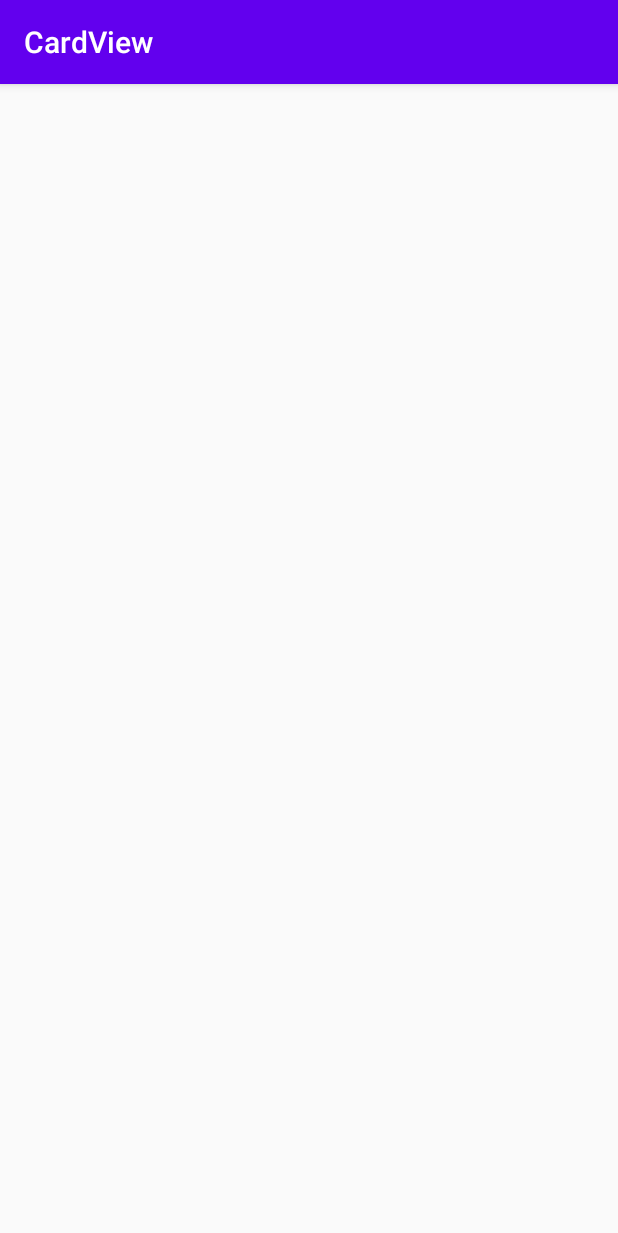
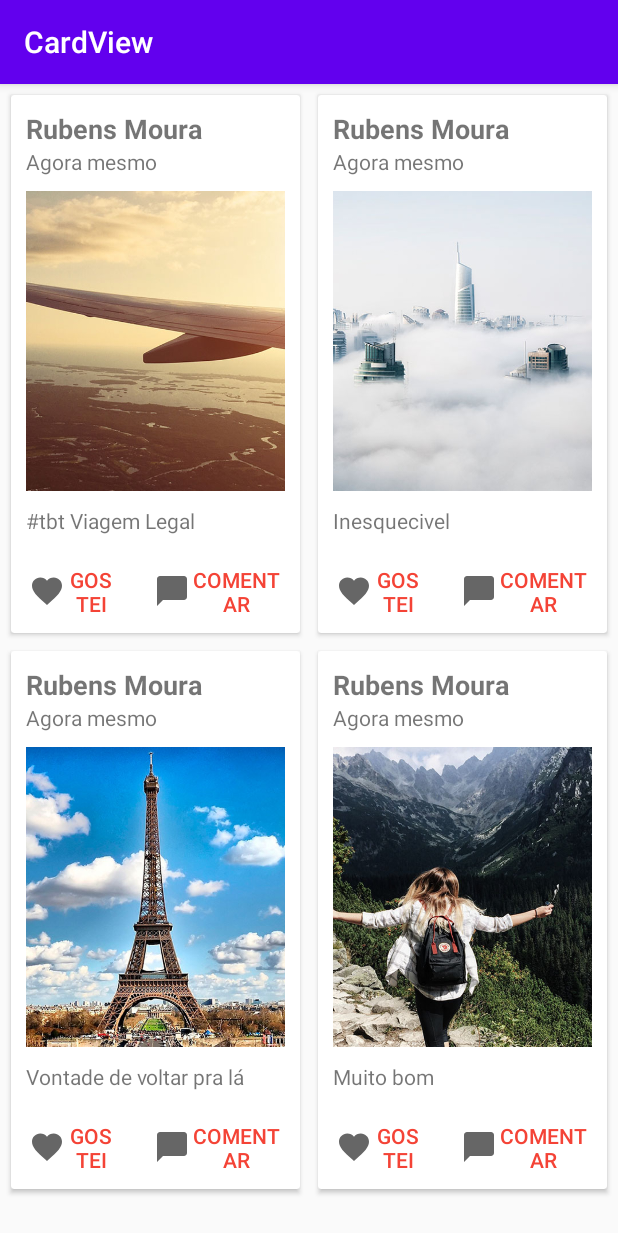
Before and after one commit to rubaoma/CardView, an Android app: the screen it shows after launch (MainActivity), on a phone screen of 412 x 824 dp. Shown: the top 1233 px of the screen. Run offline under Robolectric (Android 15) with nearby library versions, the phone set to English and light mode, and no system bars.

Commit message:
termino do projeto

```diff
--- a/app/src/main/java/com/example/cardview/activity/MainActivity.java
+++ b/app/src/main/java/com/example/cardview/activity/MainActivity.java
@@ -1,18 +1,28 @@
 package com.example.cardview.activity;
 
 import androidx.appcompat.app.AppCompatActivity;
+import androidx.recyclerview.widget.GridLayoutManager;
 import androidx.recyclerview.widget.LinearLayoutManager;
 import androidx.recyclerview.widget.RecyclerView;
 
+import android.annotation.SuppressLint;
 import android.os.Bundle;
+import android.widget.LinearLayout;
 
 import com.example.cardview.R;
 import com.example.cardview.adapter.PostagemAdapter;
+import com.example.cardview.model.Postagem;
+
+
+import java.util.ArrayList;
+import java.util.List;
 
 public class MainActivity extends AppCompatActivity {
 
     private RecyclerView recyclePostagem;
+    private List<Postagem> postagens = new ArrayList<>();
 
+    @SuppressLint("WrongConstant")
     @Override
     protected void onCreate(Bundle savedInstanceState) {
         super.onCreate(savedInstanceState);
@@ -21,11 +31,29 @@ public class MainActivity extends AppCompatActivity {
         recyclePostagem = findViewById(R.id.recyclerPostagem);
 
         //Define Layout
-        RecyclerView.LayoutManager layoutManager = new LinearLayoutManager(this);
+//        RecyclerView.LayoutManager layoutManager = new LinearLayoutManager(this);
+//        LinearLayoutManager layoutManager = new LinearLayoutManager(this);
+//        layoutManager.setOrientation(LinearLayout.HORIZONTAL);
+//        layoutManager.setOrientation(LinearLayout.VERTICAL);
+        RecyclerView.LayoutManager layoutManager= new GridLayoutManager(this,2);
         recyclePostagem.setLayoutManager(layoutManager);
 
         //define adapter
-        PostagemAdapter adapter = new PostagemAdapter();
+        this.prepararPostagens();
+
+        PostagemAdapter adapter = new PostagemAdapter( postagens );
         recyclePostagem.setAdapter(adapter);
     }
+
+    public void prepararPostagens(){
+
+        Postagem p = new Postagem("Rubens Moura", "#tbt Viagem Legal", R.drawable.imagem1);
+        this.postagens.add( p );
+        p = new Postagem("Rubens Moura", "Inesquecivel", R.drawable.imagem2);
+        this.postagens.add( p );
+        p = new Postagem("Rubens Moura", "Vontade de voltar pra lá", R.drawable.imagem3);
+        this.postagens.add( p );
+        p = new Postagem("Rubens Moura", "Muito bom", R.drawable.imagem4);
+        this.postagens.add( p );
+    }
 }
--- a/app/src/main/java/com/example/cardview/adapter/PostagemAdapter.java
+++ b/app/src/main/java/com/example/cardview/adapter/PostagemAdapter.java
@@ -1,5 +1,6 @@
 package com.example.cardview.adapter;
 
+import android.view.LayoutInflater;
 import android.view.View;
 import android.view.ViewGroup;
 import android.widget.ImageView;
@@ -8,35 +9,57 @@ import android.widget.TextView;
 import androidx.annotation.NonNull;
 import androidx.recyclerview.widget.RecyclerView;
 
+import com.example.cardview.R;
+import com.example.cardview.model.Postagem;
+
+import java.util.List;
+
 public class PostagemAdapter extends RecyclerView.Adapter<PostagemAdapter.MyViewHolder> {
+
+    private List<Postagem> postagens;
+
+    public PostagemAdapter(List<Postagem> listaPostagens) {
+        this.postagens = listaPostagens;
+    }
 
     @NonNull
     @Override
     public MyViewHolder onCreateViewHolder(@NonNull ViewGroup parent, int viewType) {
 
+        View itemLista = LayoutInflater.from(parent.getContext())
+                .inflate(R.layout.postagem_detalhe, parent, false);
 
-
-        return null;
+        return new MyViewHolder( itemLista );
     }
 
     @Override
     public void onBindViewHolder(@NonNull MyViewHolder holder, int position) {
 
+        Postagem postagem = postagens.get( position );
+
+        holder.textNome.setText(postagem.getNome());
+        holder.textPostagem.setText(postagem.getPostagem());
+        holder.imagePostagem.setImageResource(postagem.getImagem());
     }
 
     @Override
     public int getItemCount() {
-        return 0;
+        return postagens.size();
     }
 
     public class MyViewHolder extends RecyclerView.ViewHolder {
 
-        private TextView nome;
-        private ImageView imagegem;
-        private TextView postagem;
+        private TextView textNome;
+        private TextView textPostagem;
+        private ImageView imagePostagem;
 
         public MyViewHolder(@NonNull View itemView) {
             super(itemView);
+
+            textNome = itemView.findViewById(R.id.textNome);
+            textPostagem = itemView.findViewById(R.id.textPostagem);
+            imagePostagem = itemView.findViewById(R.id.imagePostagem);
+
         }
     }
 
--- /dev/null
+++ b/app/src/main/java/com/example/cardview/model/Postagem.java
@@ -0,0 +1,41 @@
+package com.example.cardview.model;
+
+public class Postagem {
+
+    private String nome;
+    private String postagem;
+    private int imagem;
+
+    public Postagem() {
+    }
+
+    public Postagem(String nome, String postagem, int imagem) {
+        this.nome = nome;
+        this.postagem = postagem;
+        this.imagem = imagem;
+    }
+
+    public String getNome() {
+        return nome;
+    }
+
+    public void setNome(String nome) {
+        this.nome = nome;
+    }
+
+    public String getPostagem() {
+        return postagem;
+    }
+
+    public void setPostagem(String postagem) {
+        this.postagem = postagem;
+    }
+
+    public int getImagem() {
+        return imagem;
+    }
+
+    public void setImagem(int imagem) {
+        this.imagem = imagem;
+    }
+}
--- /dev/null
+++ b/app/src/main/res/drawable/ic_comentario_cinza_24.xml
@@ -0,0 +1,10 @@
+<vector xmlns:android="http://schemas.android.com/apk/res/android"
+    android:width="24dp"
+    android:height="24dp"
+    android:viewportWidth="24"
+    android:viewportHeight="24"
+    android:tint="?attr/colorControlNormal">
+  <path
+      android:fillColor="#e1e1e1"
+      android:pathData="M20,2H4c-1.1,0 -2,0.9 -2,2v18l4,-4h14c1.1,0 2,-0.9 2,-2V4c0,-1.1 -0.9,-2 -2,-2z"/>
+</vector>
--- /dev/null
+++ b/app/src/main/res/drawable/ic_gostei_cinza_24.xml
@@ -0,0 +1,10 @@
+<vector xmlns:android="http://schemas.android.com/apk/res/android"
+    android:width="24dp"
+    android:height="24dp"
+    android:viewportWidth="24"
+    android:viewportHeight="24"
+    android:tint="?attr/colorControlNormal">
+  <path
+      android:fillColor="#e1e1e1"
+      android:pathData="M12,21.35l-1.45,-1.32C5.4,15.36 2,12.28 2,8.5 2,5.42 4.42,3 7.5,3c1.74,0 3.41,0.81 4.5,2.09C13.09,3.81 14.76,3 16.5,3 19.58,3 22,5.42 22,8.5c0,3.78 -3.4,6.86 -8.55,11.54L12,21.35z"/>
+</vector>
--- a/app/src/main/res/layout/postagem_detalhe.xml
+++ b/app/src/main/res/layout/postagem_detalhe.xml
@@ -5,7 +5,8 @@
     xmlns:app="http://schemas.android.com/apk/res-auto"
     android:layout_width="match_parent"
     android:layout_height="wrap_content"
-    android:layout_margin="6dp">
+    android:layout_margin="6dp"
+    android:elevation="6dp">
 
     <LinearLayout
         android:layout_width="match_parent"
@@ -15,10 +16,11 @@
         <LinearLayout
             android:layout_width="match_parent"
             android:layout_height="match_parent"
-            android:orientation="vertical">
+            android:orientation="vertical"
+            android:padding="10dp">
 
             <TextView
-                android:id="@+id/textView"
+                android:id="@+id/textNome"
                 android:layout_width="match_parent"
                 android:layout_height="wrap_content"
                 android:text="Rubens Moura"
@@ -32,16 +34,18 @@
                 android:text="Agora mesmo" />
 
             <ImageView
-                android:id="@+id/imageView"
+                android:id="@+id/imagePostagem"
                 android:layout_width="match_parent"
                 android:layout_height="200dp"
+                android:layout_marginTop="10dp"
                 android:scaleType="centerCrop"
                 app:srcCompat="@drawable/imagem1" />
 
             <TextView
-                android:id="@+id/textView3"
+                android:id="@+id/textPostagem"
                 android:layout_width="match_parent"
                 android:layout_height="wrap_content"
+                android:layout_marginTop="10dp"
                 android:text="#tbt viagem legal" />
         </LinearLayout>
 
@@ -52,17 +56,21 @@
 
             <Button
                 android:id="@+id/button2"
+                style="?attr/buttonBarButtonStyle"
                 android:layout_width="wrap_content"
                 android:layout_height="wrap_content"
                 android:layout_weight="1"
-                android:text="Button" />
+                android:drawableLeft="@drawable/ic_gostei_cinza_24"
+                android:text="Gostei" />
 
             <Button
                 android:id="@+id/button"
+                style="?attr/buttonBarButtonStyle"
                 android:layout_width="wrap_content"
                 android:layout_height="wrap_content"
                 android:layout_weight="1"
-                android:text="Button" />
+                android:drawableLeft="@drawable/ic_comentario_cinza_24"
+                android:text="Comentar" />
         </LinearLayout>
 
     </LinearLayout>
--- a/app/src/main/res/values/colors.xml
+++ b/app/src/main/res/values/colors.xml
@@ -2,5 +2,5 @@
 <resources>
     <color name="colorPrimary">#6200EE</color>
     <color name="colorPrimaryDark">#3700B3</color>
-    <color name="colorAccent">#03DAC5</color>
+    <color name="colorAccent">#F44336</color>
 </resources>
```
